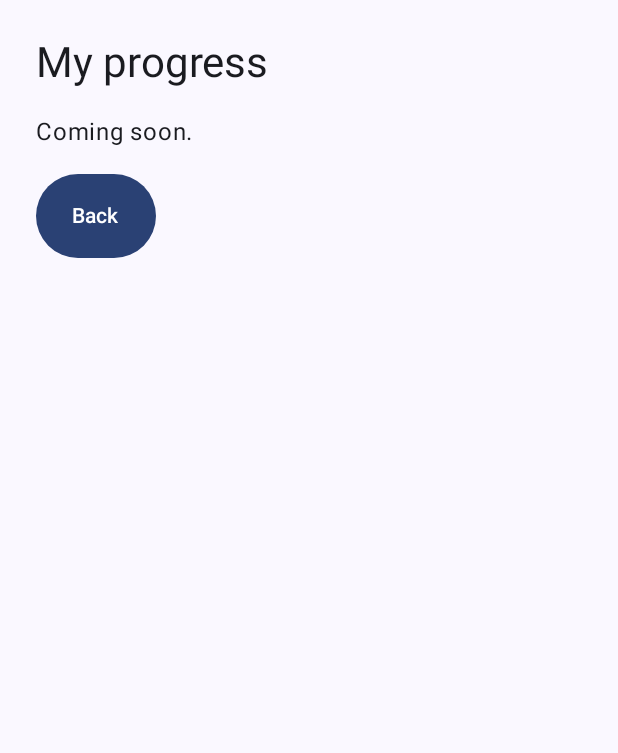
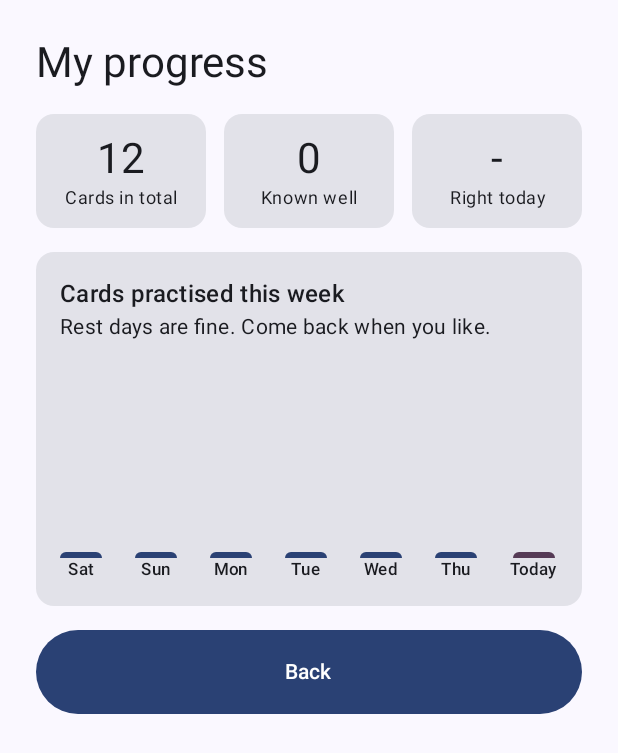
Before and after one commit to BhoneKhantKyaw04/Recall, an Android app built with Jetpack Compose: the ProgressScreen screen opened through its navigation route, on a phone screen of 412 x 824 dp. Shown: the top 753 px of the screen. Run offline under Robolectric (Android 15) with nearby library versions, the phone set to English and light mode, and no system bars; our stand-ins replace Room's generated code.

Commit message:
Add progress screen

```diff
--- /dev/null
+++ b/app/src/main/java/com/example/recall/ui/ProgressScreen.kt
@@ -0,0 +1,115 @@
+package com.example.recall.ui
+
+import androidx.compose.foundation.background
+import androidx.compose.foundation.layout.Arrangement
+import androidx.compose.foundation.layout.Box
+import androidx.compose.foundation.layout.Column
+import androidx.compose.foundation.layout.Row
+import androidx.compose.foundation.layout.fillMaxSize
+import androidx.compose.foundation.layout.fillMaxWidth
+import androidx.compose.foundation.layout.height
+import androidx.compose.foundation.layout.heightIn
+import androidx.compose.foundation.layout.padding
+import androidx.compose.foundation.layout.width
+import androidx.compose.foundation.rememberScrollState
+import androidx.compose.foundation.shape.RoundedCornerShape
+import androidx.compose.foundation.verticalScroll
+import androidx.compose.material3.Button
+import androidx.compose.material3.Card
+import androidx.compose.material3.MaterialTheme
+import androidx.compose.material3.Scaffold
+import androidx.compose.material3.Text
+import androidx.compose.runtime.Composable
+import androidx.compose.runtime.collectAsState
+import androidx.compose.runtime.getValue
+import androidx.compose.ui.Alignment
+import androidx.compose.ui.Modifier
+import androidx.compose.ui.semantics.contentDescription
+import androidx.compose.ui.semantics.semantics
+import androidx.compose.ui.text.style.TextAlign
+import androidx.compose.ui.unit.dp
+
+@Composable
+fun ProgressScreen(viewModel: ProgressViewModel, onBack: () -> Unit) {
+    val state by viewModel.uiState.collectAsState()
+
+    Scaffold { padding ->
+        Column(
+            modifier = Modifier
+                .fillMaxSize()
+                .padding(padding)
+                .verticalScroll(rememberScrollState())
+                .padding(24.dp),
+            verticalArrangement = Arrangement.spacedBy(16.dp)
+        ) {
+            Text("My progress", style = MaterialTheme.typography.headlineMedium)
+
+            Row(horizontalArrangement = Arrangement.spacedBy(12.dp)) {
+                StatCard("Cards in total", "${state.totalCards}", Modifier.weight(1f))
+                StatCard("Known well", "${state.knownCards}", Modifier.weight(1f))
+                StatCard("Right today", state.accuracyToday?.let { "$it%" } ?: "-", Modifier.weight(1f))
+            }
+
+            Card(modifier = Modifier.fillMaxWidth()) {
+                Column(modifier = Modifier.padding(16.dp)) {
+                    Text("Cards practised this week", style = MaterialTheme.typography.titleMedium)
+                    Text(
+                        "Rest days are fine. Come back when you like.",
+                        style = MaterialTheme.typography.bodyMedium
+                    )
+                    WeekChart(state.week)
+                }
+            }
+
+            Button(
+                onClick = onBack,
+                modifier = Modifier.fillMaxWidth().heightIn(min = 56.dp)
+            ) { Text("Back") }
+        }
+    }
+}
+
+@Composable
+private fun StatCard(label: String, value: String, modifier: Modifier) {
+    Card(modifier = modifier) {
+        Column(
+            modifier = Modifier.fillMaxWidth().padding(12.dp),
+            horizontalAlignment = Alignment.CenterHorizontally
+        ) {
+            Text(value, style = MaterialTheme.typography.headlineMedium)
+            Text(label, style = MaterialTheme.typography.bodySmall, textAlign = TextAlign.Center)
+        }
+    }
+}
+
+@Composable
+private fun WeekChart(week: List<DayBar>) {
+    val maxCount = maxOf(1, week.maxOfOrNull { it.count } ?: 1)
+    Row(
+        modifier = Modifier.fillMaxWidth().height(160.dp).padding(top = 16.dp),
+        horizontalArrangement = Arrangement.SpaceBetween,
+        verticalAlignment = Alignment.Bottom
+    ) {
+        week.forEach { bar ->
+            Column(
+                modifier = Modifier.semantics(mergeDescendants = true) {
+                    contentDescription = "${bar.label}: ${bar.count} cards"
+                },
+                horizontalAlignment = Alignment.CenterHorizontally,
+                verticalArrangement = Arrangement.Bottom
+            ) {
+                Box(
+                    modifier = Modifier
+                        .width(28.dp)
+                        .height((100 * bar.count / maxCount).coerceAtLeast(4).dp)
+                        .background(
+                            color = if (bar.isToday) MaterialTheme.colorScheme.tertiary
+                            else MaterialTheme.colorScheme.primary,
+                            shape = RoundedCornerShape(topStart = 8.dp, topEnd = 8.dp)
+                        )
+                )
+                Text(bar.label, style = MaterialTheme.typography.labelSmall)
+            }
+        }
+    }
+}
--- /dev/null
+++ b/app/src/main/java/com/example/recall/ui/ProgressViewModel.kt
@@ -0,0 +1,53 @@
+package com.example.recall.ui
+
+import androidx.lifecycle.ViewModel
+import androidx.lifecycle.viewModelScope
+import com.example.recall.data.RecallRepository
+import com.example.recall.domain.Scheduler
+import kotlinx.coroutines.flow.SharingStarted
+import kotlinx.coroutines.flow.StateFlow
+import kotlinx.coroutines.flow.combine
+import kotlinx.coroutines.flow.stateIn
+
+data class DayBar(val label: String, val count: Int, val isToday: Boolean)
+
+data class ProgressUiState(
+    val totalCards: Int = 0,
+    val knownCards: Int = 0,
+    val studiedToday: Int = 0,
+    val correctToday: Int = 0,
+    val week: List<DayBar> = emptyList()
+) {
+    val accuracyToday: Int?
+        get() = if (studiedToday == 0) null else (correctToday * 100) / studiedToday
+}
+
+class ProgressViewModel(repository: RecallRepository) : ViewModel() {
+    private val today = Scheduler.currentDay()
+    private val dayNames = listOf("Mon", "Tue", "Wed", "Thu", "Fri", "Sat", "Sun")
+
+    val uiState: StateFlow<ProgressUiState> = combine(
+        repository.totalCount,
+        repository.knownCount,
+        repository.recentStats
+    ) { total, known, stats ->
+        val byDay = stats.associateBy { it.day }
+        // Day 0 was a Thursday, so (day + 3) % 7 gives Monday = 0
+        val week = (6 downTo 0).map { back ->
+            val day = today - back
+            DayBar(
+                label = if (back == 0) "Today" else dayNames[((day + 3) % 7).toInt()],
+                count = byDay[day]?.cardsStudied ?: 0,
+                isToday = back == 0
+            )
+        }
+        val todayStat = byDay[today]
+        ProgressUiState(
+            totalCards = total,
+            knownCards = known,
+            studiedToday = todayStat?.cardsStudied ?: 0,
+            correctToday = todayStat?.correct ?: 0,
+            week = week
+        )
+    }.stateIn(viewModelScope, SharingStarted.WhileSubscribed(5000), ProgressUiState())
+}
--- a/app/src/main/java/com/example/recall/ui/RecallApp.kt
+++ b/app/src/main/java/com/example/recall/ui/RecallApp.kt
@@ -76,7 +76,10 @@ fun RecallApp(container: AppContainer) {
                 )
             }
             composable(Routes.STATS) {
-                PlaceholderScreen("My progress") { navController.popBackStack() }
+                ProgressScreen(
+                    viewModel = viewModel(factory = factory),
+                    onBack = { navController.popBackStack() }
+                )
             }
             composable(Routes.SETTINGS) {
                 SettingsScreen(
--- a/app/src/main/java/com/example/recall/ui/RecallViewModelFactory.kt
+++ b/app/src/main/java/com/example/recall/ui/RecallViewModelFactory.kt
@@ -11,6 +11,8 @@ class RecallViewModelFactory(private val container: AppContainer) : ViewModelPro
             HomeViewModel(container.repository, container.settings)
         modelClass.isAssignableFrom(SettingsViewModel::class.java) ->
             SettingsViewModel(container.settings, container.repository)
+        modelClass.isAssignableFrom(ProgressViewModel::class.java) ->
+            ProgressViewModel(container.repository)
         else -> throw IllegalArgumentException("Unknown ViewModel: ${modelClass.name}")
     } as T
 }
```
